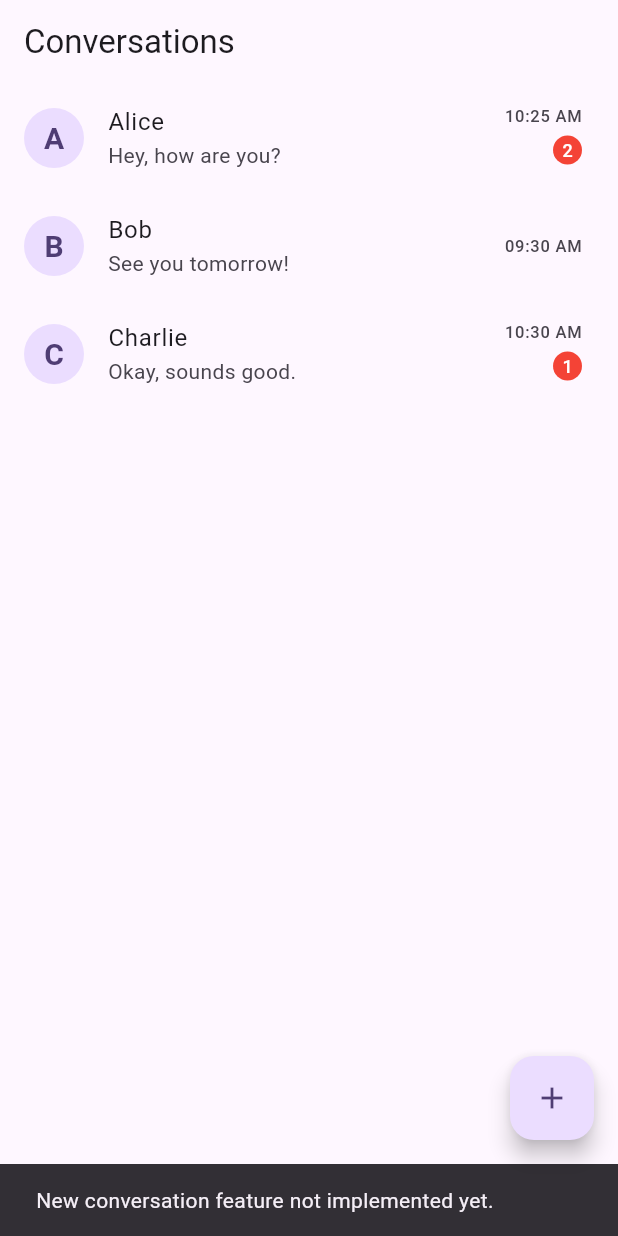
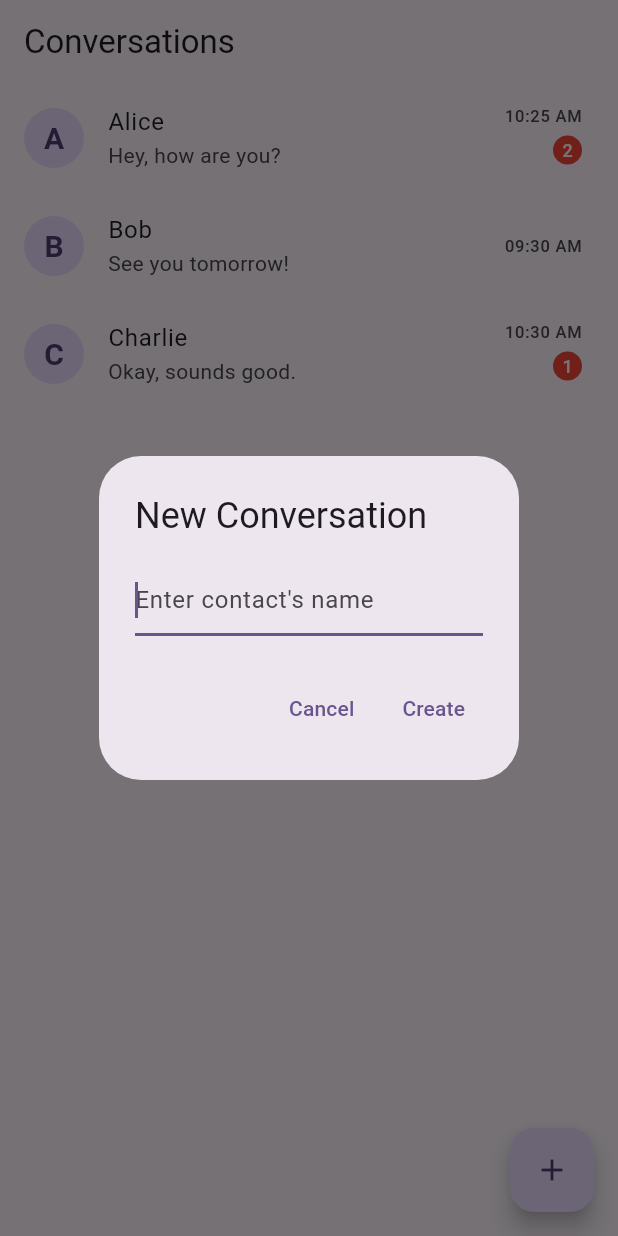
Before and after one commit to youssef-faik/chat_app, a Flutter app: the screen it shows after launch, after a tap on the "add" icon, on a phone screen of 412 x 824 dp. Run offline on Flutter 3.47's test engine with Material 3 defaults, Android fonts, the phone set to English and light mode, and no system bars; our stand-ins replace equatable, flutter_bloc.

Commit message:
feat: Implement create new conversation functionality

```diff
--- a/lib/bloc/conversation/conversation_event.dart
+++ b/lib/bloc/conversation/conversation_event.dart
@@ -27,3 +27,12 @@ class MarkConversationAsRead extends ConversationEvent {
   @override
   List<Object> get props => [conversationId];
 }
+
+class CreateConversation extends ConversationEvent {
+  final String contactName;
+
+  const CreateConversation({required this.contactName});
+
+  @override
+  List<Object> get props => [contactName];
+}
--- a/lib/screens/conversation_list_screen.dart
+++ b/lib/screens/conversation_list_screen.dart
@@ -97,13 +97,44 @@ class _ConversationListScreenState extends State<ConversationListScreen> {
       ),
       floatingActionButton: FloatingActionButton(
         onPressed: () {
-          // TODO: Implement create new conversation
-          ScaffoldMessenger.of(context).showSnackBar(
-            const SnackBar(content: Text('New conversation feature not implemented yet.')),
-          );
+          _showCreateConversationDialog(context);
         },
         child: const Icon(Icons.add),
       ),
     );
   }
+
+  void _showCreateConversationDialog(BuildContext parentContext) {
+    final TextEditingController nameController = TextEditingController();
+    showDialog(
+      context: parentContext,
+      builder: (BuildContext dialogContext) {
+        return AlertDialog(
+          title: const Text('New Conversation'),
+          content: TextField(
+            controller: nameController,
+            decoration: const InputDecoration(hintText: "Enter contact's name"),
+            autofocus: true,
+          ),
+          actions: <Widget>[
+            TextButton(
+              child: const Text('Cancel'),
+              onPressed: () {
+                Navigator.of(dialogContext).pop();
+              },
+            ),
+            TextButton(
+              child: const Text('Create'),
+              onPressed: () {
+                if (nameController.text.trim().isNotEmpty) {
+                  parentContext.read<ConversationBloc>().add(CreateConversation(contactName: nameController.text.trim()));
+                  Navigator.of(dialogContext).pop();
+                }
+              },
+            ),
+          ],
+        );
+      },
+    );
+  }
 }
```
Also changed, not shown: lib/bloc/conversation/conversation_bloc.dart (+22 -0 lines).
